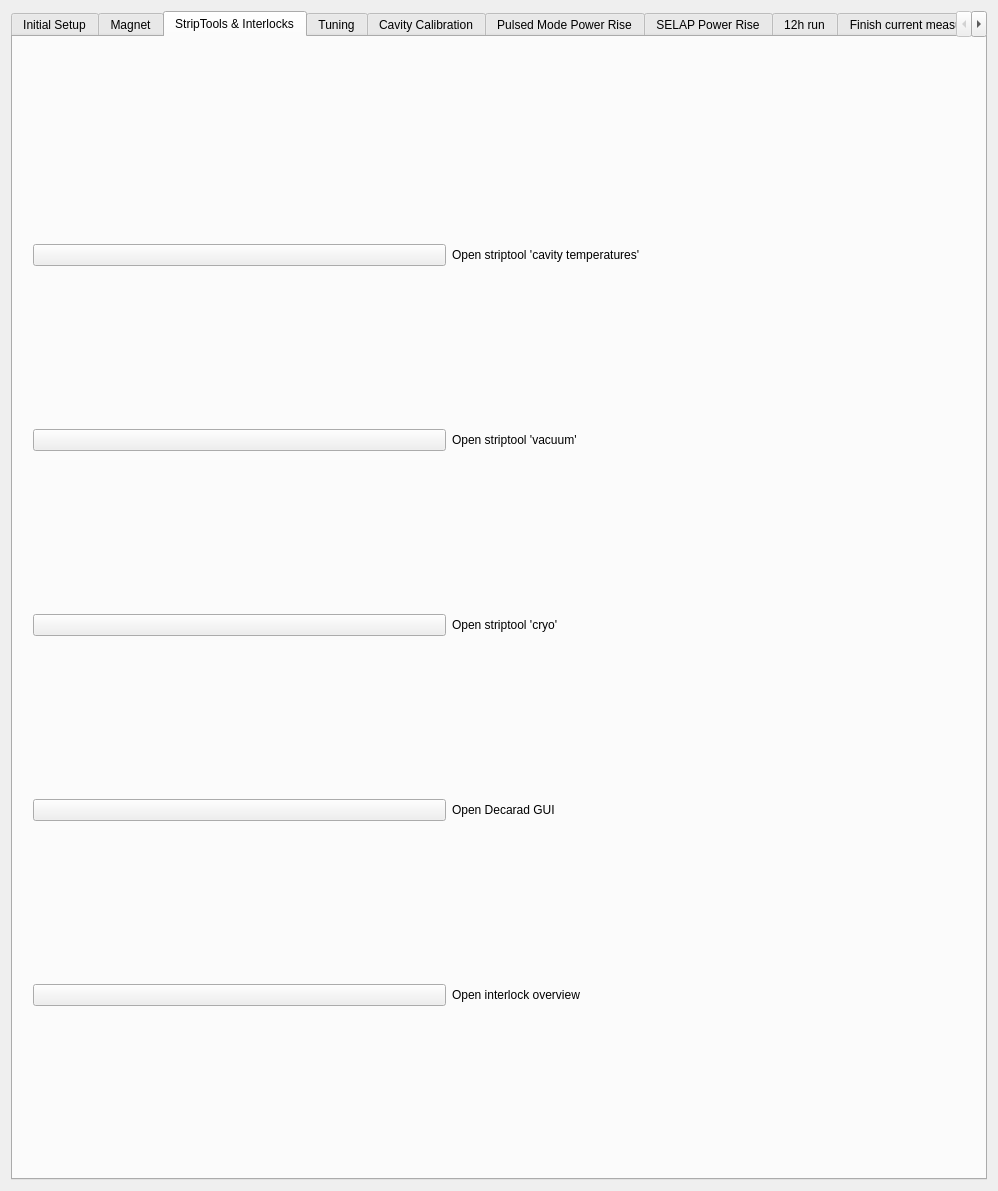
Before: the Qt Designer form GuidedCommissioningScreens.ui in slaclab/rf_commissioning, drawn with Qt 5.
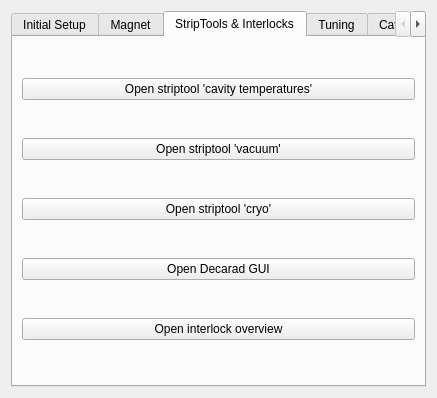
After: the same form once the commit is applied. Custom widgets are drawn as their Qt base class.

Patch:
```diff
--- a/GuidedCommissioningScreens.ui
+++ b/GuidedCommissioningScreens.ui
@@ -6,15 +6,15 @@
    <rect>
     <x>0</x>
     <y>0</y>
-    <width>998</width>
-    <height>1191</height>
+    <width>437</width>
+    <height>398</height>
    </rect>
   </property>
   <property name="windowTitle">
    <string>Form</string>
   </property>
   <layout class="QGridLayout" name="gridLayout_2">
-   <item row="0" column="0">
+   <item row="0" column="1">
     <widget class="QTabWidget" name="tabWidget">
      <property name="currentIndex">
       <number>2</number>
@@ -211,56 +211,15 @@
       <attribute name="title">
        <string>StripTools &amp;&amp; Interlocks</string>
       </attribute>
-      <widget class="QWidget" name="gridLayoutWidget">
-       <property name="geometry">
-        <rect>
-         <x>20</x>
-         <y>50</y>
-         <width>831</width>
-         <height>1081</height>
-        </rect>
-       </property>
-       <layout class="QGridLayout" name="gridLayout_5">
-        <item row="11" column="1">
-         <widget class="QLabel" name="label_13">
-          <property name="text">
-           <string>Open interlock overview</string>
-          </property>
-         </widget>
-        </item>
-        <item row="5" column="1">
-         <widget class="QLabel" name="label_12">
-          <property name="text">
-           <string>Open striptool 'cryo'</string>
-          </property>
-         </widget>
-        </item>
-        <item row="2" column="0">
-         <widget class="PyDMShellCommand" name="button_striptool_vacuums">
-          <property name="toolTip">
-           <string/>
-          </property>
-         </widget>
-        </item>
-        <item row="2" column="1">
-         <widget class="QLabel" name="label_11">
-          <property name="text">
-           <string>Open striptool 'vacuum'</string>
-          </property>
-         </widget>
-        </item>
-        <item row="0" column="1">
-         <widget class="QLabel" name="label_10">
-          <property name="text">
-           <string>Open striptool 'cavity temperatures'</string>
-          </property>
-         </widget>
-        </item>
-        <item row="11" column="0">
+      <layout class="QGridLayout" name="gridLayout_7">
+       <item row="4" column="0">
          <widget class="PyDMEDMDisplayButton" name="button_interlockoverview">
           <property name="toolTip">
            <string/>
           </property>
+         <property name="text">
+          <string>Open interlock overview</string>
+         </property>
          </widget>
         </item>
         <item row="0" column="0">
@@ -268,27 +227,19 @@
           <property name="toolTip">
            <string/>
           </property>
-         </widget>
-        </item>
-        <item row="5" column="0">
-         <widget class="PyDMShellCommand" name="button_striptool_cryo">
-          <property name="toolTip">
-           <string/>
-          </property>
-         </widget>
-        </item>
-        <item row="7" column="1">
-         <widget class="QLabel" name="label_14">
           <property name="text">
-           <string>Open Decarad GUI</string>
+          <string>Open striptool 'cavity temperatures'</string>
           </property>
          </widget>
         </item>
-        <item row="7" column="0">
+       <item row="3" column="0">
          <widget class="PyDMRelatedDisplayButton" name="button_decaradgui">
           <property name="toolTip">
            <string/>
           </property>
+         <property name="text">
+          <string>Open Decarad GUI</string>
+         </property>
           <property name="filenames" stdset="0">
            <stringlist>
             <string>$TOOLS/pydm/display/ads/decarad_main.ui</string>
@@ -305,8 +256,27 @@
           </property>
          </widget>
         </item>
-       </layout>
-      </widget>
+       <item row="2" column="0">
+        <widget class="PyDMShellCommand" name="button_striptool_cryo">
+         <property name="toolTip">
+          <string/>
+         </property>
+         <property name="text">
+          <string>Open striptool 'cryo'</string>
+         </property>
+        </widget>
+       </item>
+       <item row="1" column="0">
+        <widget class="PyDMShellCommand" name="button_striptool_vacuums">
+         <property name="toolTip">
+          <string/>
+         </property>
+         <property name="text">
+          <string>Open striptool 'vacuum'</string>
+         </property>
+        </widget>
+       </item>
+      </layout>
      </widget>
      <widget class="QWidget" name="tab_tuning">
       <attribute name="title">
```
Left out of the diff: 134 changed lines with no effect on the pictures. Lines whose indentation alone changed are shown as unchanged.
